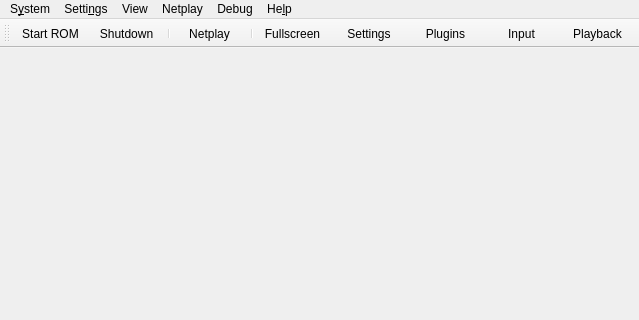
The window that Source/RMG/UserInterface/MainWindow.ui (Jay-Day/RMG-K) describes before a commit, drawn with Qt 5; both pictures show x 0 to 639 and y 0 to 320 of the 639 by 543 pixel window.
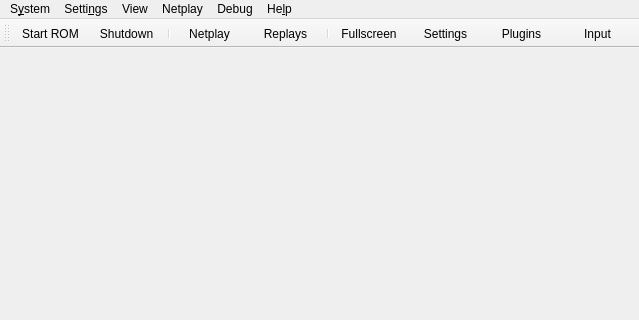
The same window after the commit. Icons and pictures are not drawn.

Commit message:
updates to playback ui/ux (#254)
* Playback: show the duration of recordings made with save data

* updates to playback ui/ux

* playback button is called Replays, has the reel icon, sits right after Netplay on the toolbar, and is at the bottom of the Netplay menu.

The edit to the form file:
```diff
--- a/Source/RMG/UserInterface/MainWindow.ui
+++ b/Source/RMG/UserInterface/MainWindow.ui
@@ -205,12 +205,12 @@
    <addaction name="action_System_Shutdown"/>
    <addaction name="separator"/>
    <addaction name="action_Netplay_Start"/>
+   <addaction name="action_Toolbar_Playback"/>
    <addaction name="separator"/>
    <addaction name="action_View_Fullscreen"/>
    <addaction name="action_Settings_Settings"/>
    <addaction name="action_Settings_Plugins"/>
    <addaction name="action_Toolbar_Input"/>
-   <addaction name="action_Toolbar_Playback"/>
   </widget>
   <action name="action_System_StartRom">
    <property name="icon">
@@ -487,7 +487,7 @@
     <iconset theme="play-line"/>
    </property>
    <property name="text">
-    <string>&amp;Playback</string>
+    <string>&amp;Replays</string>
    </property>
   </action>
   <action name="action_View_Fullscreen">
```
Left out of the diff: 4 changed lines with no effect on the pictures. The commit also changes 27 other files.
